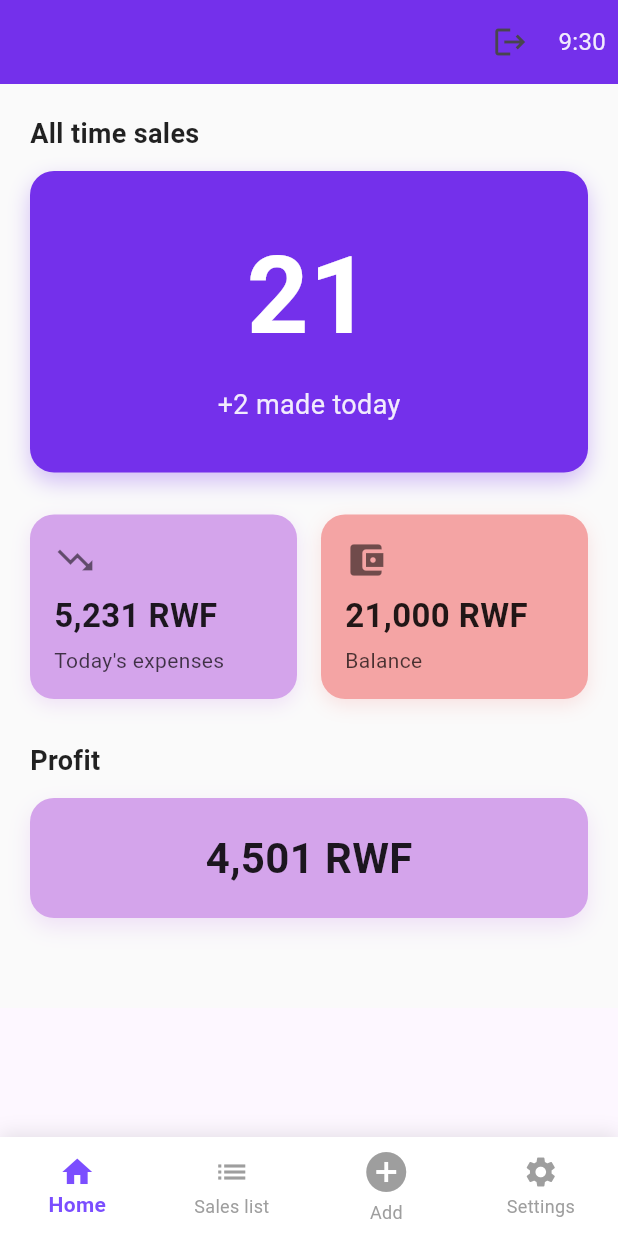
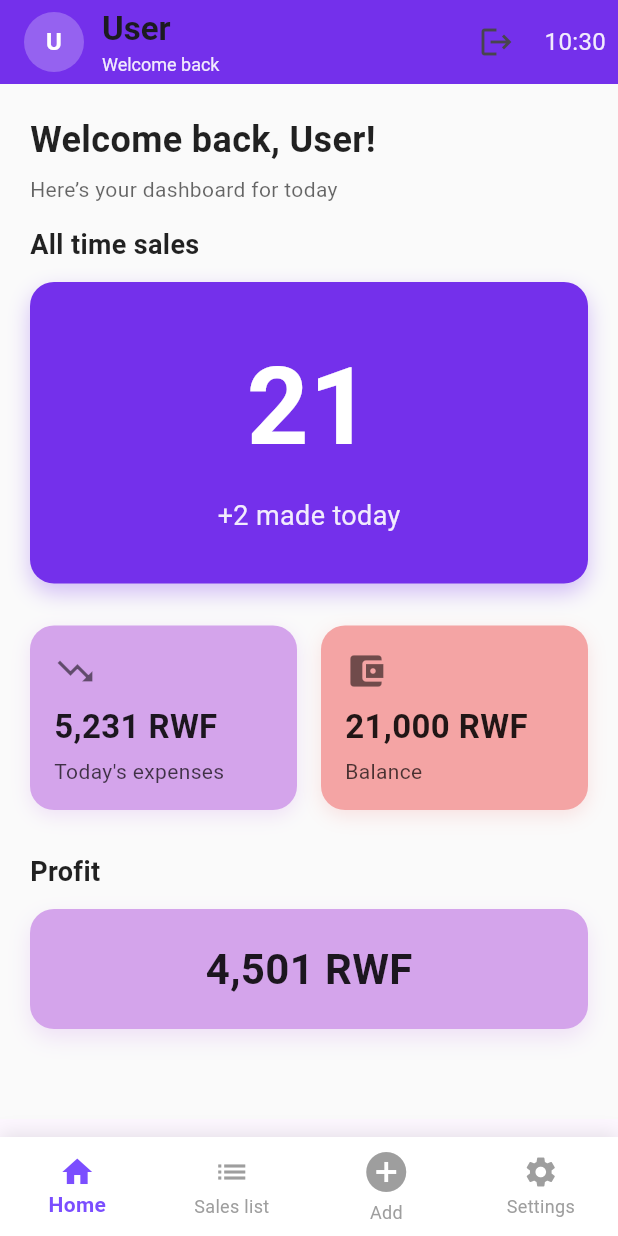
Before and after one commit to desparvis/tego, a Flutter app: the LandingScreen screen opened directly, on a phone screen of 412 x 824 dp. Run offline on Flutter 3.47's test engine with Material 3 defaults, Android fonts, the phone set to English and light mode, and no system bars; our stand-ins replace cloud_firestore, firebase_auth, firebase_core, google_sign_in, shared_preferences; accounts and stored records are empty; Roboto replaces fonts that are missing (Poppins).

Commit message:
Bug fixes

```diff
--- a/tego/lib/presentation/pages/landing_screen.dart
+++ b/tego/lib/presentation/pages/landing_screen.dart
@@ -1,3 +1,4 @@
+import 'dart:async';
 import 'package:flutter/material.dart';
 import 'package:firebase_auth/firebase_auth.dart';
 import 'sign_in_screen.dart';
@@ -13,17 +14,39 @@ class LandingScreen extends StatefulWidget {
 
 class _LandingScreenState extends State<LandingScreen> {
   String _username = 'Username';
+  String _timeString = '';
+  Timer? _timeTimer;
 
   @override
   void initState() {
     super.initState();
     _loadUsername();
+    _updateTime();
+    _timeTimer = Timer.periodic(
+      const Duration(seconds: 30),
+      (_) => _updateTime(),
+    );
   }
 
   void _loadUsername() {
+    final firebaseName = FirebaseAuth.instance.currentUser?.displayName;
+    final stored = PreferencesService.getUsername();
     setState(() {
-      _username = PreferencesService.getUsername();
+      _username = (firebaseName != null && firebaseName.isNotEmpty)
+          ? firebaseName
+          : (stored.isNotEmpty ? stored : 'User');
     });
+  }
+
+  void _updateTime() {
+    final now = DateTime.now();
+    final hh = now.hour.toString().padLeft(2, '0');
+    final mm = now.minute.toString().padLeft(2, '0');
+    if (mounted) {
+      setState(() {
+        _timeString = '$hh:$mm';
+      });
+    }
   }
 
   @override
@@ -31,9 +54,37 @@ class _LandingScreenState extends State<LandingScreen> {
     return Scaffold(
       // Top App Bar — shows username and time
       appBar: AppBar(
-        title: Text(
-          _username,
-          style: const TextStyle(fontWeight: FontWeight.bold),
+        title: Row(
+          children: [
+            CircleAvatar(
+              backgroundColor: Colors.white24,
+              child: Text(
+                _getInitials(_username),
+                style: const TextStyle(
+                  color: Colors.white,
+                  fontWeight: FontWeight.bold,
+                ),
+              ),
+            ),
+            const SizedBox(width: 12),
+            Column(
+              crossAxisAlignment: CrossAxisAlignment.start,
+              children: [
+                Text(
+                  _username,
+                  style: const TextStyle(fontWeight: FontWeight.bold),
+                ),
+                const SizedBox(height: 2),
+                Text(
+                  'Welcome back',
+                  style: TextStyle(
+                    fontSize: 12,
+                    color: Colors.white.withOpacity(0.9),
+                  ),
+                ),
+              ],
+            ),
+          ],
         ),
         actions: [
           IconButton(
@@ -46,10 +97,10 @@ class _LandingScreenState extends State<LandingScreen> {
           Padding(
             padding: const EdgeInsets.all(8.0),
             child: Text(
-              '9:30',
+              _timeString,
               style: TextStyle(
                 fontSize: 16,
-                color: Colors.white.withValues(alpha: 0.9),
+                color: Colors.white.withOpacity(0.9),
               ),
             ),
           ),
@@ -67,6 +118,25 @@ class _LandingScreenState extends State<LandingScreen> {
           child: Column(
             crossAxisAlignment: CrossAxisAlignment.start,
             children: [
+              // === WELCOME MESSAGE ===
+              Text(
+                'Welcome back, $_username!',
+                style: TextStyle(
+                  fontSize: 24,
+                  fontWeight: FontWeight.w700,
+                  color: Colors.black87,
+                ),
+              ),
+              const SizedBox(height: 6),
+              Text(
+                'Here’s your dashboard for today',
+                style: TextStyle(
+                  fontSize: 14,
+                  color: Colors.black.withOpacity(0.6),
+                ),
+              ),
+              const SizedBox(height: 14),
+
               // === ALL TIME SALES CARD (FULL WIDTH) ===
               _buildSectionTitle('All time sales'),
               const SizedBox(height: 12),
@@ -180,6 +250,19 @@ class _LandingScreenState extends State<LandingScreen> {
     }
   }
 
+  String _getInitials(String name) {
+    if (name.isEmpty) return '';
+    final parts = name.trim().split(RegExp(r"\s+"));
+    if (parts.length == 1) return parts[0].substring(0, 1).toUpperCase();
+    return (parts[0].substring(0, 1) + parts[1].substring(0, 1)).toUpperCase();
+  }
+
+  @override
+  void dispose() {
+    _timeTimer?.cancel();
+    super.dispose();
+  }
+
   // === HELPER: Section Title (like "All time sales") ===
   Widget _buildSectionTitle(String title) {
     return Text(
```
Also changed, not shown: 2 other files.
